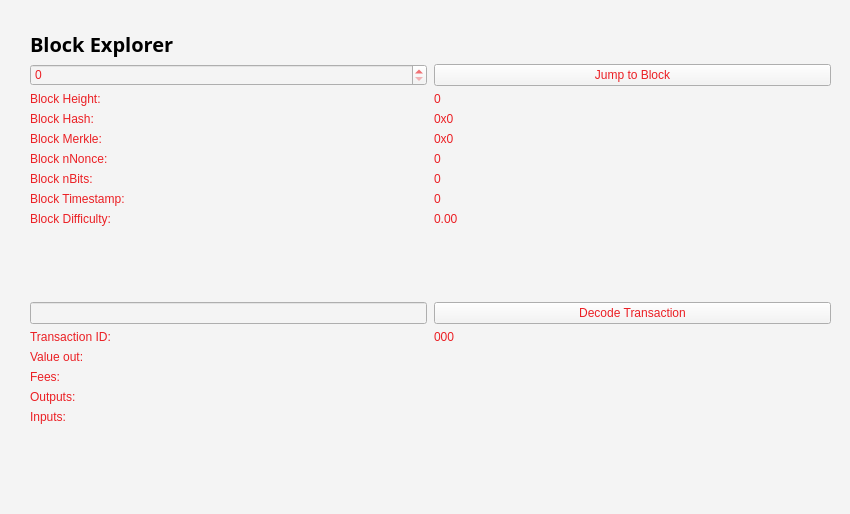
Qt form src/qt/forms/blockbrowser.ui (SaltineChips/endox) before a commit.
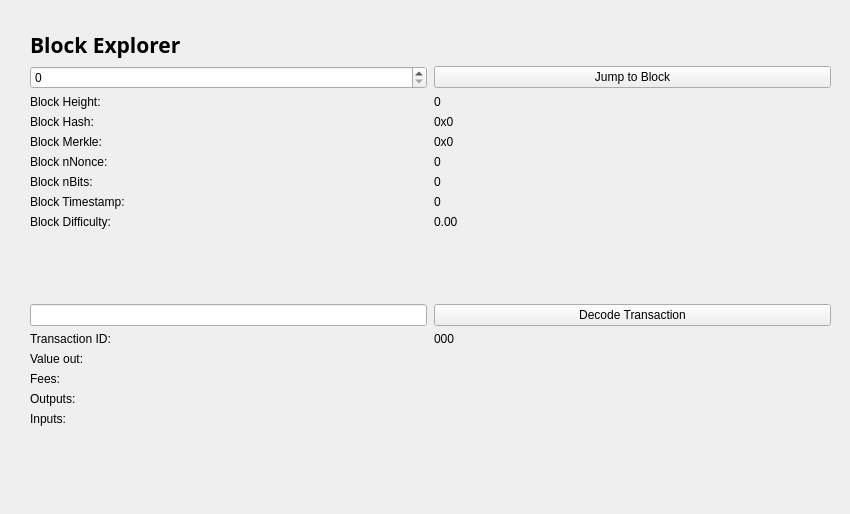
The same form after that commit.

The edit to the form file:
```diff
--- a/src/qt/forms/blockbrowser.ui
+++ b/src/qt/forms/blockbrowser.ui
@@ -35,8 +35,7 @@
    <string>Form</string>
   </property>
   <property name="styleSheet">
-   <string notr="true">color: rgb(204, 155, 68);
-background-color: rgb(244, 244, 244);</string>
+   <string notr="true"/>
   </property>
   <layout class="QGridLayout">
    <property name="sizeConstraint">
@@ -70,13 +69,16 @@
           <property name="font">
            <font>
             <family>Open Sans,sans-serif</family>
+            <pointsize>16</pointsize>
+            <weight>75</weight>
+            <bold>true</bold>
            </font>
           </property>
           <property name="styleSheet">
-           <string notr="true">color: #eb1f24</string>
+           <string notr="true"/>
           </property>
           <property name="text">
-           <string>&lt;html&gt;&lt;head/&gt;&lt;body&gt;&lt;p&gt;&lt;span style=&quot; font-size:20px; font-weight:600; color:#000000;&quot;&gt;Block Explorer &lt;/span&gt;&lt;/p&gt;&lt;/body&gt;&lt;/html&gt;</string>
+           <string>Block Explorer</string>
           </property>
          </widget>
         </item>
@@ -118,9 +120,6 @@
         </item>
         <item row="12" column="1">
          <widget class="QPushButton" name="txButton">
-          <property name="styleSheet">
-           <string notr="true">color: #eb1f24</string>
-          </property>
           <property name="text">
            <string>Decode Transaction</string>
           </property>
@@ -128,9 +127,6 @@
         </item>
         <item row="17" column="0">
          <widget class="QLabel" name="inputLabel">
-          <property name="styleSheet">
-           <string notr="true">color: #eb1f24</string>
-          </property>
           <property name="text">
            <string>Inputs:</string>
           </property>
@@ -141,9 +137,6 @@
         </item>
         <item row="14" column="0">
          <widget class="QLabel" name="valueLabel">
-          <property name="styleSheet">
-           <string notr="true">color: #eb1f24</string>
-          </property>
           <property name="text">
            <string>Value out:</string>
           </property>
@@ -151,9 +144,6 @@
         </item>
         <item row="13" column="0">
          <widget class="QLabel" name="txLabel">
-          <property name="styleSheet">
-           <string notr="true">color: #eb1f24</string>
-          </property>
           <property name="text">
            <string>Transaction ID:</string>
           </property>
@@ -161,9 +151,6 @@
         </item>
         <item row="9" column="1">
          <widget class="QLabel" name="hardBox">
-          <property name="styleSheet">
-           <string notr="true">color: #eb1f24</string>
-          </property>
           <property name="text">
            <string>0.00</string>
           </property>
@@ -174,9 +161,6 @@
         </item>
         <item row="13" column="1">
          <widget class="QLabel" name="txID">
-          <property name="styleSheet">
-           <string notr="true">color: #eb1f24</string>
-          </property>
           <property name="text">
            <string>000</string>
           </property>
@@ -210,9 +194,6 @@
         </item>
         <item row="9" column="0">
          <widget class="QLabel" name="hardLabel">
-          <property name="styleSheet">
-           <string notr="true">color: #eb1f24</string>
-          </property>
           <property name="text">
            <string>Block Difficulty:</string>
           </property>
@@ -226,9 +207,6 @@
             <verstretch>0</verstretch>
            </sizepolicy>
           </property>
-          <property name="styleSheet">
-           <string notr="true">color: #eb1f24</string>
-          </property>
           <property name="maximum">
            <number>99999999</number>
           </property>
@@ -236,9 +214,6 @@
         </item>
         <item row="3" column="0">
          <widget class="QLabel" name="heightLabel_2">
-          <property name="styleSheet">
-           <string notr="true">color: #eb1f24</string>
-          </property>
           <property name="text">
            <string>Block Height:</string>
           </property>
@@ -246,9 +221,6 @@
         </item>
         <item row="8" column="1">
          <widget class="QLabel" name="timeBox">
-          <property name="styleSheet">
-           <string notr="true">color: #eb1f24</string>
-          </property>
           <property name="text">
            <string>0</string>
           </property>
@@ -259,9 +231,6 @@
         </item>
         <item row="1" column="1">
          <widget class="QPushButton" name="blockButton">
-          <property name="styleSheet">
-           <string notr="true">color: #eb1f24</string>
-          </property>
           <property name="text">
            <string>Jump to Block</string>
           </property>
@@ -269,9 +238,6 @@
         </item>
         <item row="5" column="0">
          <widget class="QLabel" name="merkleLabel">
-          <property name="styleSheet">
-           <string notr="true">color: #eb1f24</string>
-          </property>
           <property name="text">
            <string>Block Merkle:</string>
           </property>
@@ -279,9 +245,6 @@
         </item>
         <item row="4" column="0">
          <widget class="QLabel" name="hashLabel">
-          <property name="styleSheet">
-           <string notr="true">color: #eb1f24</string>
-          </property>
           <property name="text">
            <string>Block Hash:</string>
           </property>
@@ -299,9 +262,6 @@
         </item>
         <item row="3" column="1">
          <widget class="QLabel" name="heightLabel">
-          <property name="styleSheet">
-           <string notr="true">color: #eb1f24</string>
-          </property>
           <property name="text">
            <string>0</string>
           </property>
@@ -312,9 +272,6 @@
         </item>
         <item row="15" column="0">
          <widget class="QLabel" name="feesLabel">
-          <property name="styleSheet">
-           <string notr="true">color: #eb1f24</string>
-          </property>
           <property name="text">
            <string>Fees:</string>
           </property>
@@ -322,9 +279,6 @@
         </item>
         <item row="7" column="0">
          <widget class="QLabel" name="bitsLabel">
-          <property name="styleSheet">
-           <string notr="true">color: #eb1f24</string>
-          </property>
           <property name="text">
            <string>Block nBits:</string>
           </property>
@@ -332,9 +286,6 @@
         </item>
         <item row="7" column="1">
          <widget class="QLabel" name="bitsBox">
-          <property name="styleSheet">
-           <string notr="true">color: #eb1f24</string>
-          </property>
           <property name="text">
            <string>0</string>
           </property>
@@ -351,9 +302,6 @@
             <height>0</height>
            </size>
           </property>
-          <property name="styleSheet">
-           <string notr="true">color: #eb1f24</string>
-          </property>
           <property name="text">
            <string>0x0</string>
           </property>
@@ -364,9 +312,6 @@
         </item>
         <item row="16" column="0">
          <widget class="QLabel" name="outputLabel">
-          <property name="styleSheet">
-           <string notr="true">color: #eb1f24</string>
-          </property>
           <property name="text">
            <string>Outputs:</string>
           </property>
@@ -390,9 +335,6 @@
         </item>
         <item row="6" column="0">
          <widget class="QLabel" name="nonceLabel">
-          <property name="styleSheet">
-           <string notr="true">color: #eb1f24</string>
-          </property>
           <property name="text">
            <string>Block nNonce:</string>
           </property>
@@ -400,9 +342,6 @@
         </item>
         <item row="6" column="1">
          <widget class="QLabel" name="nonceBox">
-          <property name="styleSheet">
-           <string notr="true">color: #eb1f24</string>
-          </property>
           <property name="text">
            <string>0</string>
           </property>
@@ -413,9 +352,6 @@
         </item>
         <item row="8" column="0">
          <widget class="QLabel" name="timeLabel">
-          <property name="styleSheet">
-           <string notr="true">color: #eb1f24</string>
-          </property>
           <property name="text">
            <string>Block Timestamp:</string>
           </property>
@@ -438,9 +374,6 @@
             <height>0</height>
            </size>
           </property>
-          <property name="styleSheet">
-           <string notr="true">color: #eb1f24</string>
-          </property>
           <property name="text">
            <string>0x0</string>
           </property>
```
Left out of the diff: 2 changed lines with no effect on the pictures.
